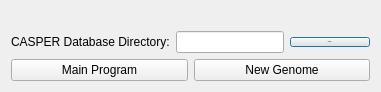
This is startupCASPER.ui in TrinhLab/CASPERapp as Qt 5 draws it before an edit. The edited form follows.
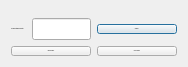
This is the edited form.

Commit message: adding in logging ability for CASPER. Updated the startup window logic/style to make it more readable with proper object/variable naming, commenting, and proper logging.

Diff of the .ui file:
```diff
--- a/startupCASPER.ui
+++ b/startupCASPER.ui
@@ -13,6 +13,7 @@
   <property name="font">
    <font>
     <family>Arial</family>
+    <pointsize>-1</pointsize>
     <weight>50</weight>
     <italic>false</italic>
     <bold>false</bold>
@@ -40,7 +41,7 @@
      <property name="font">
       <font>
        <family>Arial</family>
-       <pointsize>1</pointsize>
+       <pointsize>-1</pointsize>
        <weight>50</weight>
        <italic>false</italic>
        <bold>false</bold>
@@ -56,7 +57,7 @@
      <property name="font">
       <font>
        <family>Arial</family>
-       
+       <pointsize>-1</pointsize>
        <weight>50</weight>
        <italic>false</italic>
        <bold>false</bold>
@@ -72,7 +73,7 @@
      <property name="font">
       <font>
        <family>Arial</family>
-       
+       <pointsize>-1</pointsize>
        <weight>50</weight>
        <italic>false</italic>
        <bold>false</bold>
@@ -90,7 +91,7 @@
        <property name="font">
         <font>
          <family>Arial</family>
-         
+         <pointsize>-1</pointsize>
          <weight>50</weight>
          <italic>false</italic>
          <bold>false</bold>
@@ -106,7 +107,7 @@
        <property name="font">
         <font>
          <family>Arial</family>
-         
+         <pointsize>-1</pointsize>
          <weight>50</weight>
          <italic>false</italic>
          <bold>false</bold>
```
Left out of the diff: 12 changed lines with no effect on the pictures. The commit also changes 6 other files.
